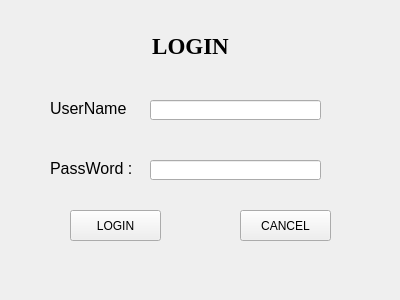
NguyenCuong1411060036/DoAnTotNghiep, file Controler/Gui/Login.ui: the form before one commit.
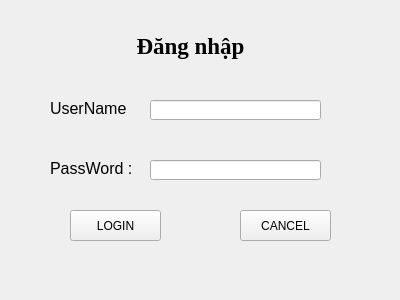
The form after the commit.

```diff
--- a/Controler/Gui/Login.ui
+++ b/Controler/Gui/Login.ui
@@ -34,7 +34,7 @@
     <enum>Qt::LeftToRight</enum>
    </property>
    <property name="text">
-    <string>LOGIN</string>
+    <string>Đăng nhập</string>
    </property>
    <property name="alignment">
     <set>Qt::AlignCenter</set>
```
